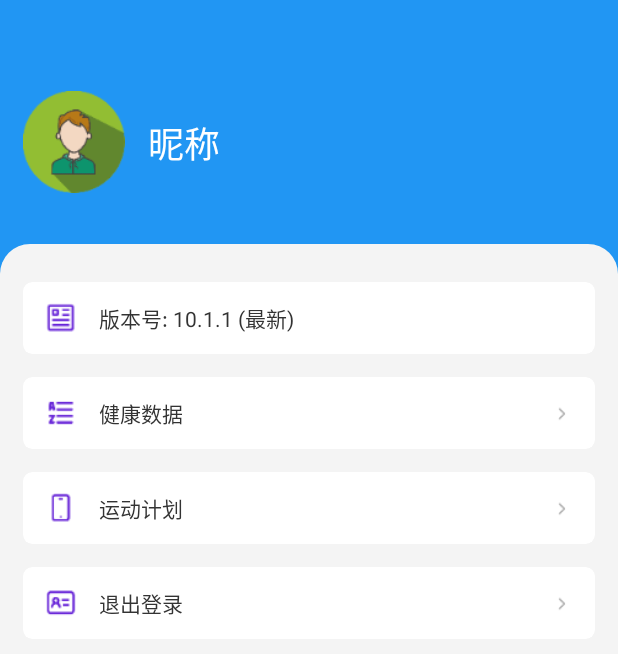
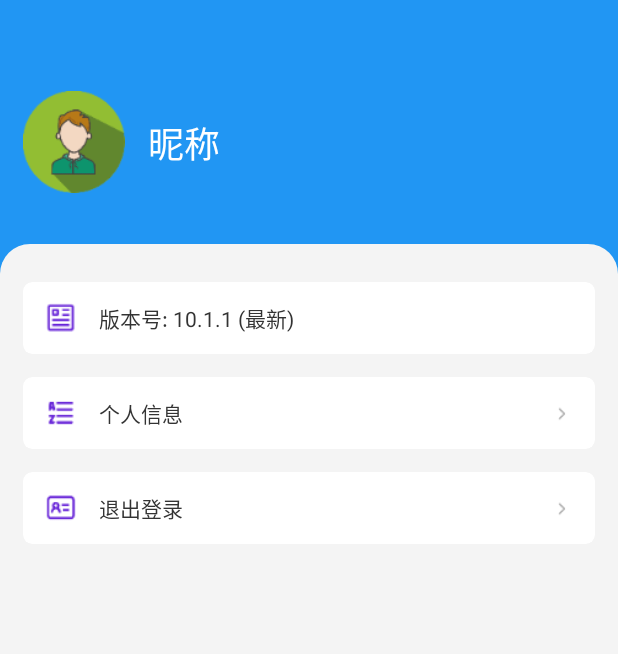
Before and after one commit to huazi2016/mall_app, an Android app: the layout mine_fragment.xml on its own in the app's theme, with its tools: preview values and no code run, on a phone screen of 412 x 824 dp. Shown: the top 654 px of the screen. Run offline under Robolectric (Android 15) with nearby library versions, the light colour scheme and no system bars.

Commit message:
退出登录和个人资料

```diff
--- a/app/src/main/AndroidManifest.xml
+++ b/app/src/main/AndroidManifest.xml
@@ -49,7 +49,7 @@
             android:launchMode="singleTask"
             android:screenOrientation="portrait" />
         <activity
-            android:name=".ui.activity.HealthActivity"
+            android:name=".ui.activity.UserInfoActivity"
             android:launchMode="singleTask"
             android:screenOrientation="portrait" />
         <activity
--- a/app/src/main/res/layout/mine_fragment.xml
+++ b/app/src/main/res/layout/mine_fragment.xml
@@ -189,7 +189,7 @@
                     android:layout_width="wrap_content"
                     android:layout_height="wrap_content"
                     android:layout_marginLeft="@dimen/dp15"
-                    android:text="健康数据"
+                    android:text="个人信息"
                     android:textColor="@color/c_333333"
                     android:textSize="@dimen/sp14"
                     app:layout_constraintBottom_toBottomOf="parent"
@@ -198,68 +198,6 @@
 
                 <androidx.appcompat.widget.AppCompatImageView
                     android:id="@+id/ivMineArrow03"
-                    android:layout_width="@dimen/dp14"
-                    android:layout_height="@dimen/dp14"
-                    android:layout_marginRight="15dp"
-                    android:background="@drawable/right_arrow"
-                    app:layout_constraintBottom_toBottomOf="parent"
-                    app:layout_constraintEnd_toEndOf="parent"
-                    app:layout_constraintTop_toTopOf="parent" />
-
-            </androidx.constraintlayout.widget.ConstraintLayout>
-        </androidx.cardview.widget.CardView>
-
-        <androidx.cardview.widget.CardView
-            android:id="@+id/cdMineLayout04"
-            android:layout_width="match_parent"
-            android:layout_height="wrap_content"
-            android:layout_marginLeft="@dimen/dp15"
-            android:layout_marginTop="@dimen/dp15"
-            android:layout_marginRight="@dimen/dp15"
-            android:background="@color/white"
-            app:cardCornerRadius="@dimen/dp06"
-            app:cardElevation="0dp"
-            app:cardPreventCornerOverlap="false"
-            app:layout_constraintEnd_toEndOf="parent"
-            app:layout_constraintStart_toStartOf="parent"
-            app:layout_constraintTop_toTopOf="parent">
-
-            <androidx.constraintlayout.widget.ConstraintLayout
-                android:id="@+id/clMineItem04"
-                android:layout_width="match_parent"
-                android:layout_height="wrap_content"
-                android:paddingTop="@dimen/dp08"
-                android:paddingBottom="@dimen/dp08"
-                app:layout_constraintEnd_toEndOf="parent"
-                app:layout_constraintStart_toStartOf="parent"
-                app:layout_constraintTop_toTopOf="parent">
-
-                <androidx.appcompat.widget.AppCompatImageView
-                    android:id="@+id/ivMineIcon04"
-                    android:layout_width="@dimen/dp20"
-                    android:layout_height="@dimen/dp20"
-                    android:layout_marginLeft="@dimen/dp15"
-                    android:layout_marginTop="@dimen/dp06"
-                    android:layout_marginBottom="@dimen/dp06"
-                    android:background="@drawable/setting_phone"
-                    app:layout_constraintBottom_toBottomOf="parent"
-                    app:layout_constraintStart_toStartOf="parent"
-                    app:layout_constraintTop_toTopOf="parent" />
-
-                <androidx.appcompat.widget.AppCompatTextView
-                    android:id="@+id/tvMineItemName04"
-                    android:layout_width="wrap_content"
-                    android:layout_height="wrap_content"
-                    android:layout_marginLeft="@dimen/dp15"
-                    android:text="运动计划"
-                    android:textColor="@color/c_333333"
-                    android:textSize="@dimen/sp14"
-                    app:layout_constraintBottom_toBottomOf="parent"
-                    app:layout_constraintStart_toEndOf="@+id/ivMineIcon04"
-                    app:layout_constraintTop_toTopOf="parent" />
-
-                <androidx.appcompat.widget.AppCompatImageView
-                    android:id="@+id/ivMineArrow04"
                     android:layout_width="@dimen/dp14"
                     android:layout_height="@dimen/dp14"
                     android:layout_marginRight="15dp"
```
Also changed, not shown: app/src/main/java/com/mall/demo/bean/UserEventBo.java (added, +18 -0 lines), app/src/main/java/com/mall/demo/net/ApiService.java (+35 -2 lines), app/src/main/java/com/mall/demo/net/DataManager.java (+35 -2 lines), app/src/main/java/com/mall/demo/net/MainPresenter.java (+59 -2 lines), app/src/main/java/com/mall/demo/ui/activity/UserInfoActivity.java (renamed from app/src/main/java/com/mall/demo/ui/activity/HealthActivity.java, +66 -44 lines), app/src/main/java/com/mall/demo/ui/fragment/MineFragment.java (+28 -12 lines), app/src/main/res/layout/activity_user_info.xml (renamed from app/src/main/res/layout/activity_health.xml, +32 -26 lines).
